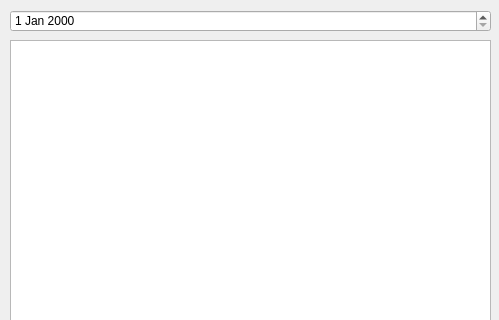
The window that src/onefoodintakedialog.ui (yantayga/Diary) describes before a commit, drawn with Qt 5; both pictures show x 0 to 499 and y 0 to 320 of the 499 by 696 pixel window.
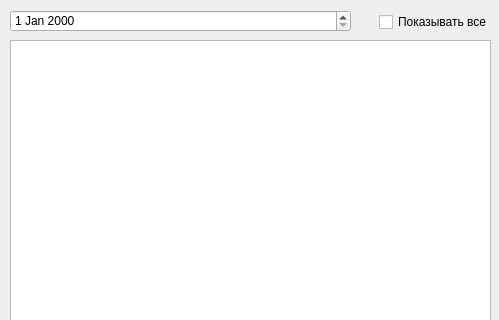
The same window after the commit.

```diff
--- a/src/onefoodintakedialog.ui
+++ b/src/onefoodintakedialog.ui
@@ -34,7 +34,7 @@
     <rect>
      <x>10</x>
      <y>10</y>
-     <width>481</width>
+     <width>341</width>
      <height>22</height>
     </rect>
    </property>
@@ -91,6 +91,19 @@
     <string>количество</string>
    </property>
   </widget>
+  <widget class="QCheckBox" name="chkShowAll">
+   <property name="geometry">
+    <rect>
+     <x>379</x>
+     <y>12</y>
+     <width>111</width>
+     <height>20</height>
+    </rect>
+   </property>
+   <property name="text">
+    <string>Показывать все</string>
+   </property>
+  </widget>
  </widget>
  <resources/>
  <connections>
```
Left out of the diff: 17 changed lines with no effect on the pictures.
